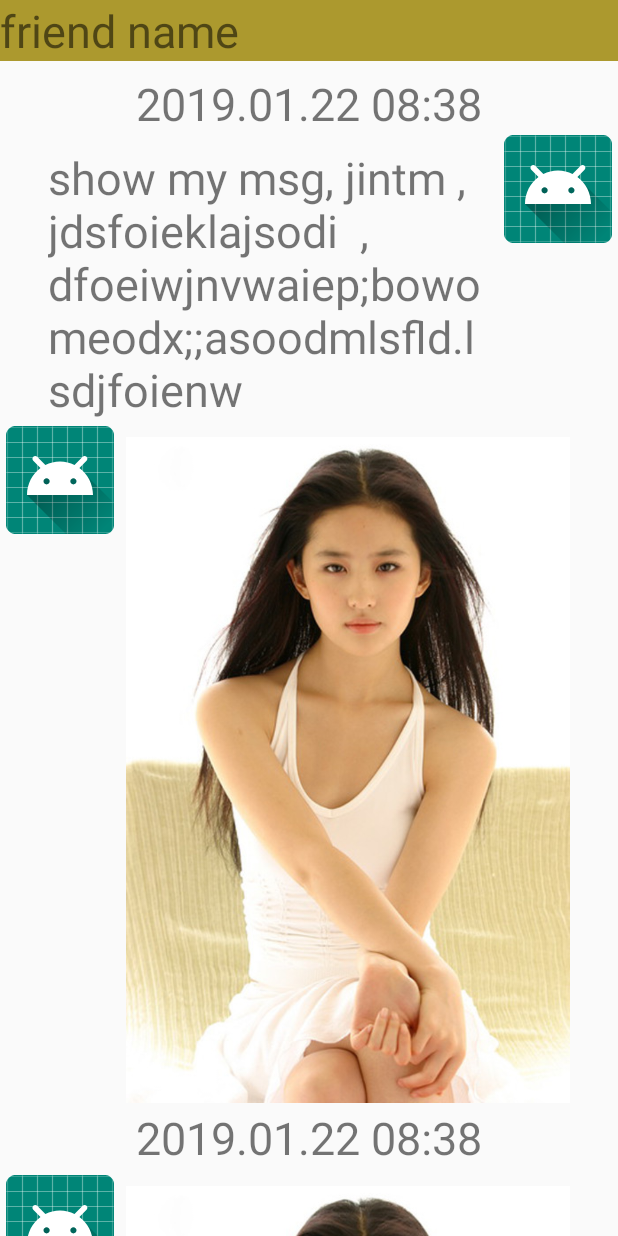
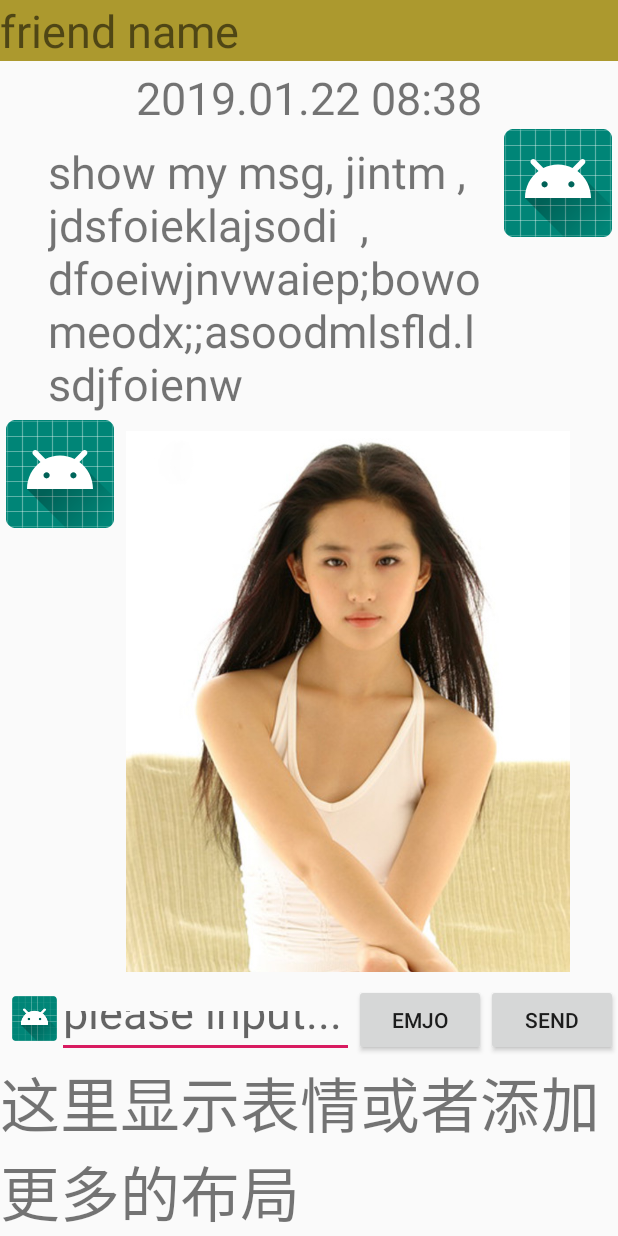
Before and after one commit to 215836017/MyChat, an Android app: the MessageDetailsActivity screen opened directly, with no data from a screen before it, on a phone screen of 412 x 824 dp. Run offline under Robolectric (Android 15) with nearby library versions, the phone set to English and light mode, and no system bars.

Commit message:
add database

```diff
--- /dev/null
+++ b/app/src/main/java/com/fzq/mychat/MyAppliciation.java
@@ -0,0 +1,11 @@
+package com.fzq.mychat;
+
+import android.app.Application;
+
+public class MyAppliciation extends Application {
+
+    @Override
+    public void onCreate() {
+        super.onCreate();
+    }
+}
--- /dev/null
+++ b/app/src/main/java/com/fzq/mychat/database/DatabaseContants.java
@@ -0,0 +1,7 @@
+package com.fzq.mychat.database;
+
+public class DatabaseContants {
+
+    public static final String Sqlite_name = "myChat_SQLite";
+    public static final String table_name = "myChat_SQLite";
+}
--- /dev/null
+++ b/app/src/main/java/com/fzq/mychat/database/MyDataBeasHelper.java
@@ -0,0 +1,32 @@
+package com.fzq.mychat.database;
+
+import android.content.Context;
+import android.database.sqlite.SQLiteDatabase;
+import android.database.sqlite.SQLiteOpenHelper;
+import android.os.Build;
+import android.support.annotation.RequiresApi;
+
+public class MyDataBeasHelper extends SQLiteOpenHelper {
+
+
+    public MyDataBeasHelper(Context context, String name,
+                            SQLiteDatabase.CursorFactory factory, int version) {
+        super(context, name, factory, version);
+    }
+
+    @RequiresApi(api = Build.VERSION_CODES.P)
+    public MyDataBeasHelper(Context context, String name,
+                            int version, SQLiteDatabase.OpenParams openParams) {
+        super(context, name, version, openParams);
+    }
+
+    @Override
+    public void onCreate(SQLiteDatabase db) {
+
+    }
+
+    @Override
+    public void onUpgrade(SQLiteDatabase db, int oldVersion, int newVersion) {
+
+    }
+}
--- a/app/src/main/res/layout/activity_message_details.xml
+++ b/app/src/main/res/layout/activity_message_details.xml
@@ -10,16 +10,31 @@
         android:id="@+id/msgDetailAct_text_relationName"
         android:layout_width="match_parent"
         android:layout_height="wrap_content"
+        android:background="#ac992e"
         android:text="friend name"
-        android:background="#ac992e"
-        android:textSize="30sp" />
+        android:textSize="30sp"
+        app:layout_constraintEnd_toEndOf="parent"
+        app:layout_constraintStart_toStartOf="parent"
+        app:layout_constraintTop_toTopOf="parent" />
+
+    <RelativeLayout
+        android:id="@+id/msgDetailAct_layout_inputMsg"
+        android:layout_width="match_parent"
+        android:layout_height="wrap_content"
+        app:layout_constraintBottom_toBottomOf="parent"
+        app:layout_constraintEnd_toEndOf="parent"
+        app:layout_constraintStart_toStartOf="parent">
+
+        <include layout="@layout/layout_msg_detail_input" />
+    </RelativeLayout>
 
     <android.support.v7.widget.RecyclerView
         android:id="@+id/msgDetailAct_recyelerView"
         android:layout_width="match_parent"
         android:layout_height="0dp"
-        android:layout_marginTop="8dp"
-        app:layout_constraintBottom_toBottomOf="parent"
+        android:layout_marginTop="4dp"
+        android:layout_marginBottom="8dp"
+        app:layout_constraintBottom_toTopOf="@+id/msgDetailAct_layout_inputMsg"
         app:layout_constraintEnd_toEndOf="parent"
         app:layout_constraintStart_toStartOf="parent"
         app:layout_constraintTop_toBottomOf="@+id/msgDetailAct_text_relationName" />
--- /dev/null
+++ b/app/src/main/res/layout/layout_msg_detail_input.xml
@@ -0,0 +1,56 @@
+<?xml version="1.0" encoding="utf-8"?>
+<android.support.constraint.ConstraintLayout xmlns:android="http://schemas.android.com/apk/res/android"
+    xmlns:app="http://schemas.android.com/apk/res-auto"
+    xmlns:tools="http://schemas.android.com/tools"
+    android:layout_width="match_parent"
+    android:layout_height="wrap_content">
+
+    <ImageView
+        android:id="@+id/msgDetailAct_input_image_voice"
+        android:layout_width="30dp"
+        android:layout_height="30dp"
+        android:layout_marginStart="8dp"
+        android:layout_marginTop="8dp"
+        android:src="@mipmap/ic_launcher"
+        app:layout_constraintStart_toStartOf="parent"
+        app:layout_constraintTop_toTopOf="parent" />
+
+    <Button
+        android:id="@+id/msgDetailAct_input_btn_send"
+        android:layout_width="wrap_content"
+        android:layout_height="wrap_content"
+        android:text="Send"
+        app:layout_constraintEnd_toEndOf="parent"
+        app:layout_constraintTop_toTopOf="parent" />
+
+    <Button
+        android:id="@+id/msgDetailAct_input_btn_emjo"
+        android:layout_width="wrap_content"
+        android:layout_height="wrap_content"
+        android:text="emjo"
+        app:layout_constraintEnd_toStartOf="@+id/msgDetailAct_input_btn_send"
+        app:layout_constraintTop_toTopOf="parent" />
+
+    <EditText
+        android:id="@+id/msgDetailAct_input_edit_input"
+        android:layout_width="0dp"
+        android:layout_height="41dp"
+        android:layout_marginTop="8dp"
+        android:hint="please input..."
+        android:textSize="30sp"
+        app:layout_constraintEnd_toStartOf="@+id/msgDetailAct_input_btn_emjo"
+        app:layout_constraintStart_toEndOf="@+id/msgDetailAct_input_image_voice"
+        app:layout_constraintTop_toTopOf="parent" />
+
+    <RelativeLayout
+        android:layout_width="match_parent"
+        android:layout_height="wrap_content"
+        app:layout_constraintTop_toBottomOf="@+id/msgDetailAct_input_edit_input">
+
+        <TextView
+            android:layout_width="wrap_content"
+            android:layout_height="wrap_content"
+            android:text="这里显示表情或者添加更多的布局"
+            android:textSize="40sp" />
+    </RelativeLayout>
+</android.support.constraint.ConstraintLayout>
```
Also changed, not shown: 1 other file.
